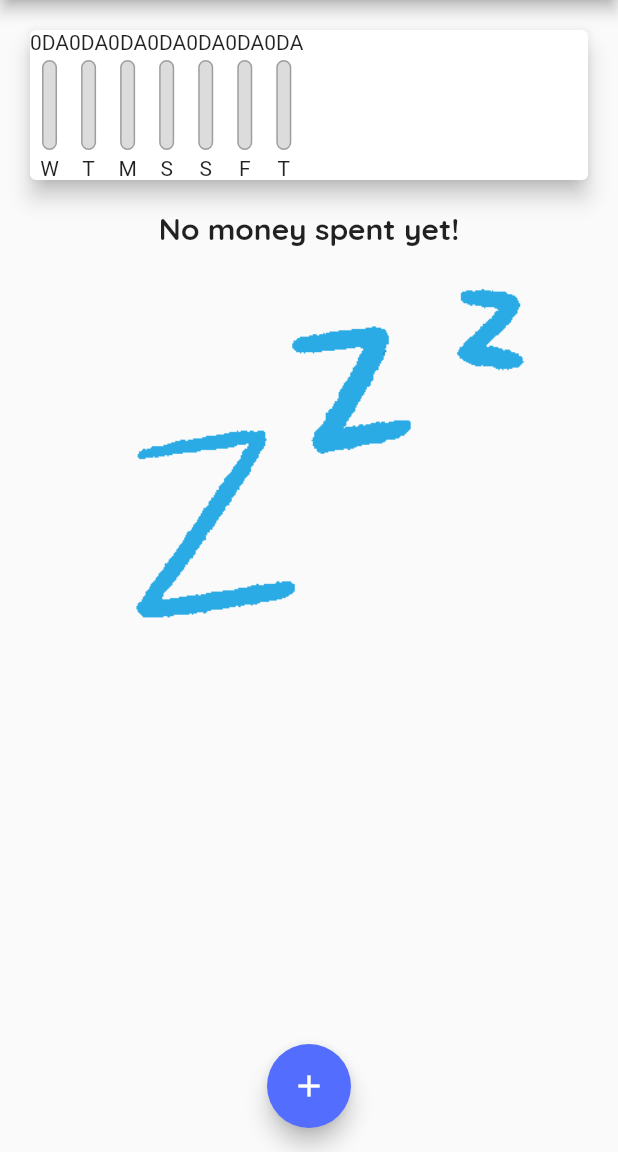
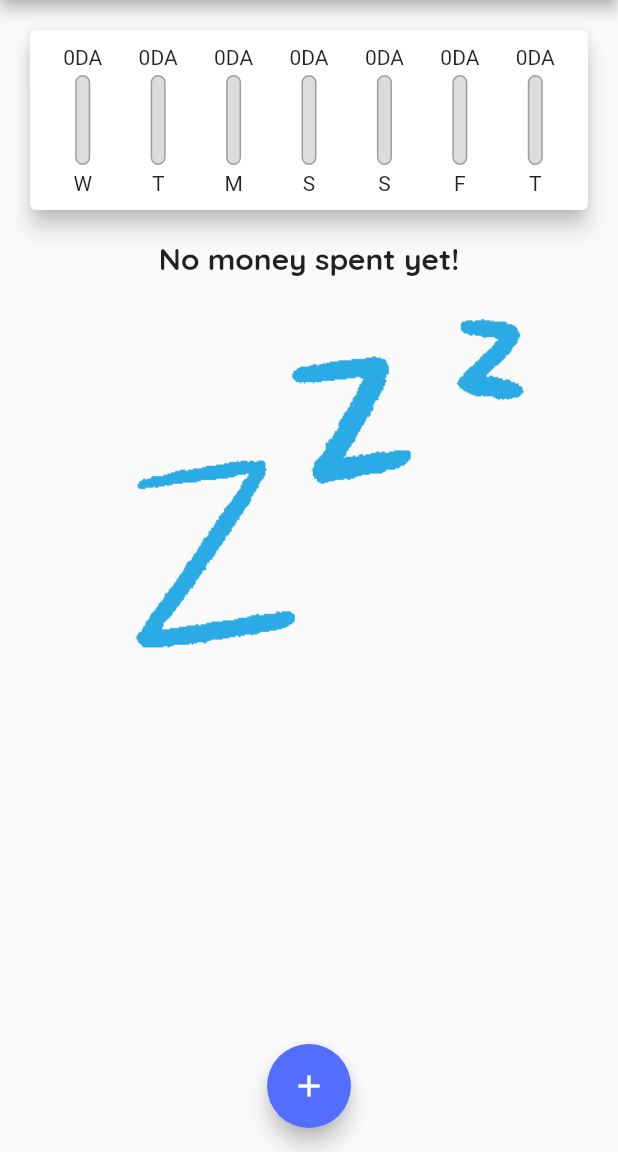
Before and after one commit to Houcine-O/personal-expenses-app, a Flutter app: the screen it shows after launch, on a phone screen of 412 x 824 dp, the part 84-1236 px from its top. Run offline on Flutter 3.47's test engine with Material 2 defaults, Android fonts, the phone set to English and light mode, and no system bars.

Commit message:
fixed some chart padding

```diff
--- a/lib/widgets/chart.dart
+++ b/lib/widgets/chart.dart
@@ -41,14 +41,23 @@ class Chart extends StatelessWidget {
     return Card(
       elevation: 6,
       margin: EdgeInsets.all(20),
+      child: Padding(
+        padding: EdgeInsets.all(10),
         child: Row(
+          mainAxisAlignment: MainAxisAlignment.spaceAround,
           children: groupedTranx.map((elt) {
-          return Bar(
+            return Flexible(
+              fit: FlexFit.tight,
+              child: Bar(
                 elt['day'] as String,
                 elt['amount'] as double,
-            totalSpending == 0 ? 0 : (elt['amount'] as double) / totalSpending,
+                totalSpending == 0
+                    ? 0
+                    : (elt['amount'] as double) / totalSpending,
+              ),
             );
           }).toList(),
+        ),
       ),
     );
   }
--- a/lib/widgets/chart_bar.dart
+++ b/lib/widgets/chart_bar.dart
@@ -11,7 +11,7 @@ class Bar extends StatelessWidget {
   Widget build(BuildContext context) {
     return Column(
       children: [
-        Text('${amountSpent.toStringAsFixed(0)}DA'),
+        FittedBox(child: Text('${amountSpent.toStringAsFixed(0)}DA')),
         SizedBox(
           height: 4,
         ),
```
Lines whose indentation alone changed are shown as unchanged.
